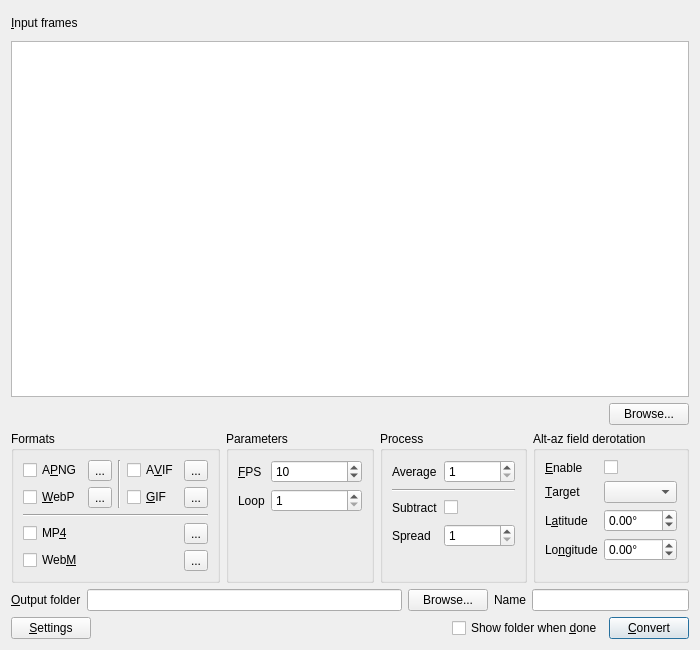
Before: the Qt Designer form mainframe.ui in EthanChappel/HQ-Animate, drawn with Qt 5.
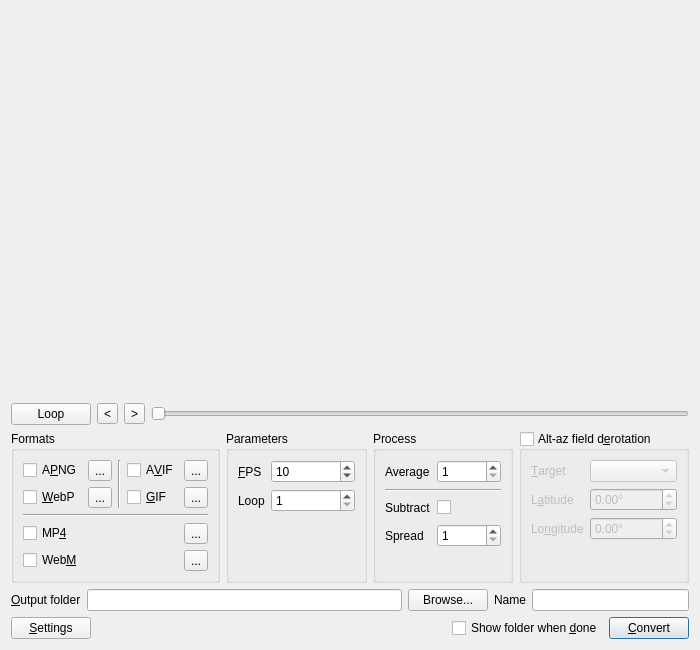
After: the same form once the commit is applied. The open tabs and pages were chosen to show the change.

Commit message: Move alt-az field derotation checkbox to group border.

What changed in the file:
```diff
--- a/mainframe.ui
+++ b/mainframe.ui
@@ -27,7 +27,24 @@
   </property>
   <layout class="QVBoxLayout" name="verticalLayout">
    <item>
-    <layout class="QVBoxLayout" name="verticalLayout_2">
+    <widget class="QStackedWidget" name="stackedWidget">
+     <property name="currentIndex">
+      <number>0</number>
+     </property>
+     <widget class="QWidget" name="page">
+      <layout class="QVBoxLayout" name="verticalLayout_8">
+       <property name="leftMargin">
+        <number>0</number>
+       </property>
+       <property name="topMargin">
+        <number>0</number>
+       </property>
+       <property name="rightMargin">
+        <number>0</number>
+       </property>
+       <property name="bottomMargin">
+        <number>0</number>
+       </property>
      <item>
       <widget class="QLabel" name="input_label">
        <property name="minimumSize">
@@ -54,7 +71,22 @@
        </property>
       </widget>
      </item>
-     <item alignment="Qt::AlignmentFlag::AlignRight">
+       <item>
+        <layout class="QHBoxLayout" name="horizontalLayout_11">
+         <item>
+          <spacer name="horizontalSpacer_8">
+           <property name="orientation">
+            <enum>Qt::Orientation::Horizontal</enum>
+           </property>
+           <property name="sizeHint" stdset="0">
+            <size>
+             <width>0</width>
+             <height>0</height>
+            </size>
+           </property>
+          </spacer>
+         </item>
+         <item>
       <widget class="QPushButton" name="input_browse_button">
        <property name="sizePolicy">
         <sizepolicy hsizetype="Fixed" vsizetype="Fixed">
@@ -72,6 +104,74 @@
      </item>
     </layout>
    </item>
+      </layout>
+     </widget>
+     <widget class="QWidget" name="page_2">
+      <layout class="QVBoxLayout" name="verticalLayout_2">
+       <property name="leftMargin">
+        <number>0</number>
+       </property>
+       <property name="topMargin">
+        <number>0</number>
+       </property>
+       <property name="rightMargin">
+        <number>0</number>
+       </property>
+       <property name="bottomMargin">
+        <number>0</number>
+       </property>
+       <item>
+        <widget class="QLabel" name="label_10">
+         <property name="sizePolicy">
+          <sizepolicy hsizetype="Preferred" vsizetype="MinimumExpanding">
+           <horstretch>0</horstretch>
+           <verstretch>0</verstretch>
+          </sizepolicy>
+         </property>
+         <property name="text">
+          <string/>
+         </property>
+        </widget>
+       </item>
+       <item>
+        <layout class="QHBoxLayout" name="horizontalLayout_12">
+         <item>
+          <widget class="QPushButton" name="pushButton">
+           <property name="text">
+            <string>Loop</string>
+           </property>
+           <property name="checkable">
+            <bool>true</bool>
+           </property>
+          </widget>
+         </item>
+         <item>
+          <widget class="QToolButton" name="toolButton">
+           <property name="text">
+            <string>&lt;</string>
+           </property>
+          </widget>
+         </item>
+         <item>
+          <widget class="QToolButton" name="toolButton_2">
+           <property name="text">
+            <string>&gt;</string>
+           </property>
+          </widget>
+         </item>
+         <item>
+          <widget class="QSlider" name="horizontalSlider">
+           <property name="orientation">
+            <enum>Qt::Orientation::Horizontal</enum>
+           </property>
+          </widget>
+         </item>
+        </layout>
+       </item>
+      </layout>
+     </widget>
+    </widget>
+   </item>
    <item>
     <layout class="QHBoxLayout" name="horizontalLayout">
      <property name="sizeConstraint">
@@ -951,29 +1051,16 @@
         </sizepolicy>
        </property>
        <property name="title">
-        <string>Alt-az field derotation</string>
+        <string>Alt-az field d&amp;erotation</string>
        </property>
        <property name="checkable">
-        <bool>false</bool>
+        <bool>true</bool>
        </property>
        <property name="checked">
         <bool>false</bool>
        </property>
        <layout class="QFormLayout" name="formLayout">
-        <property name="fieldGrowthPolicy">
-         <enum>QFormLayout::FieldGrowthPolicy::ExpandingFieldsGrow</enum>
-        </property>
         <item row="0" column="0">
-         <widget class="QLabel" name="enable_label">
-          <property name="text">
-           <string>&amp;Enable</string>
-          </property>
-          <property name="buddy">
-           <cstring>enable_check</cstring>
-          </property>
-         </widget>
-        </item>
-        <item row="1" column="0">
          <widget class="QLabel" name="target_label">
           <property name="text">
            <string>&amp;Target</string>
@@ -983,7 +1070,7 @@
           </property>
          </widget>
         </item>
-        <item row="1" column="1">
+        <item row="0" column="1">
          <widget class="QComboBox" name="target_combo">
           <property name="sizePolicy">
            <sizepolicy hsizetype="Expanding" vsizetype="Fixed">
@@ -993,7 +1080,7 @@
           </property>
          </widget>
         </item>
-        <item row="2" column="0">
+        <item row="1" column="0">
          <widget class="QLabel" name="latitude_label">
           <property name="text">
            <string>L&amp;atitude</string>
@@ -1003,7 +1090,7 @@
           </property>
          </widget>
         </item>
-        <item row="2" column="1">
+        <item row="1" column="1">
          <widget class="QDoubleSpinBox" name="latitude_spin">
           <property name="sizePolicy">
            <sizepolicy hsizetype="Expanding" vsizetype="Fixed">
@@ -1022,7 +1109,7 @@
           </property>
          </widget>
         </item>
-        <item row="3" column="0">
+        <item row="2" column="0">
          <widget class="QLabel" name="longitude_label">
           <property name="text">
            <string>Lo&amp;ngitude</string>
@@ -1032,7 +1119,7 @@
           </property>
          </widget>
         </item>
-        <item row="3" column="1">
+        <item row="2" column="1">
          <widget class="QDoubleSpinBox" name="longitude_spin">
           <property name="sizePolicy">
            <sizepolicy hsizetype="Expanding" vsizetype="Fixed">
@@ -1051,19 +1138,6 @@
           </property>
          </widget>
         </item>
-        <item row="0" column="1">
-         <widget class="QCheckBox" name="enable_check">
-          <property name="sizePolicy">
-           <sizepolicy hsizetype="Fixed" vsizetype="Fixed">
-            <horstretch>0</horstretch>
-            <verstretch>0</verstretch>
-           </sizepolicy>
-          </property>
-          <property name="text">
-           <string/>
-          </property>
-         </widget>
-        </item>
        </layout>
       </widget>
      </item>
```
Left out of the diff: 2 changed lines with no effect on the pictures. Lines whose indentation alone changed are shown as unchanged. The commit also changes 3 other files.
